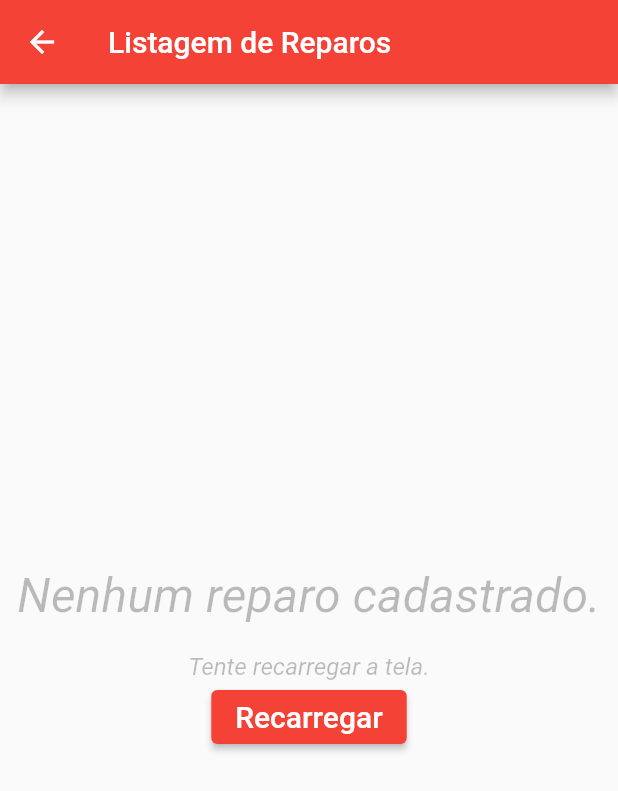
After one commit to fabricio-rasz/esms_project, a Flutter app: the ListRepairs screen opened directly, after a tap on "Recarregar", on a phone screen of 412 x 824 dp. The commit adds this screen. Shown: the top 791 px of the screen. Run offline on Flutter 3.47's test engine with Material 2 defaults, Android fonts, the phone set to English and light mode, and no system bars; our stand-ins replace flip_card, sqflite; missing offline and left inert: images_picker; accounts and stored records are empty; statements that could not run were skipped.

Commit message:
-- Segundo commit com implementação inicial da lista de reparos

```diff
--- a/lib/dbhandler.dart
+++ b/lib/dbhandler.dart
@@ -51,8 +51,17 @@ class dbHandler{
     );
     batch.execute("CREATE TABLE IF NOT EXISTS repair("
         "id INTEGER PRIMARY KEY AUTOINCREMENT,"
-        "equipment TEXT NOT NULL,"
+        "eq_id INTEGER NOT NULL,"
         "repair TEXT NOT NULL);"
+    );
+    batch.execute(
+      "CREATE VIEW v_repair "
+          "AS SELECT r.id as repair_id, "
+          "eq.id as id, "
+          "eq.name as name,"
+          "r.repair as repair "
+          "FROM repair r INNER JOIN equipment eq "
+          "WHERE eq.id = r.eq_id"
     );
     batch.execute("CREATE VIEW v_equipment "
         "AS SELECT cli.id as client_id, "
--- /dev/null
+++ b/lib/screens/listRepairs.dart
@@ -0,0 +1,164 @@
+import 'package:esms_project/dbhandler.dart';
+import 'package:esms_project/widgets/widget_button.dart';
+import 'package:flutter/material.dart';
+class ListRepairs extends StatefulWidget {
+  @override
+  _ListRepairsState createState() => _ListRepairsState();
+}
+
+class _ListRepairsState extends State<ListRepairs> {
+  final dbHandler dbh = dbHandler.instance;
+  Future<bool> loaded;
+  List<Map<String, dynamic>> repList;
+
+  Future<bool> _loadvars() async {
+    dbh.queryOrdered("v_repair", "ASC", "name").then((value) {
+      repList = value;
+      setState(() {
+        return true && repList != null;
+      });
+    });
+    return false;
+  }
+
+  @override
+  void setState(fn) {
+    if(mounted) {
+      super.setState(fn);
+    }
+  }
+
+  @override
+  void initState() {
+    super.initState();
+    loaded = _loadvars();
+  }
+
+  @override
+  Widget build(BuildContext context) {
+    return Scaffold(
+        appBar: AppBar(
+        title: Text("Listagem de Reparos")
+    ),
+      body: _body(),
+    );
+  }
+
+  _body() {
+    return Container(
+      child: FutureBuilder<bool>(
+        future: loaded,
+        builder: (context, snapshot) {
+          if (snapshot.connectionState == ConnectionState.waiting)
+            return Center(
+              child: CircularProgressIndicator(),
+            );
+          else if (repList != null && repList.length != 0) {
+            return ListView.separated(
+                padding: const EdgeInsets.all(8),
+                itemCount: repList.length,
+                itemBuilder: (BuildContext context, int index) {
+                  return Container(
+                      padding: const EdgeInsets.only(left: 10),
+                      height: 90,
+                      color: Colors.black12,
+                      child: GestureDetector(
+                        child: Column(
+                          mainAxisAlignment: MainAxisAlignment.spaceEvenly,
+                          children: [
+                            Row(
+                              children: [
+                                RichText(
+                                    overflow: TextOverflow.ellipsis,
+                                    strutStyle: StrutStyle(fontSize: 18.0),
+                                    text: TextSpan(
+                                        style: TextStyle(color: Colors.black, fontSize: 18.0),
+                                        text: "Aparelho: " +
+                                            '${repList[index]['name']}')),
+                              ],
+                            ),
+                            Row(
+                              children: [
+                                RichText(
+                                    overflow: TextOverflow.ellipsis,
+                                    strutStyle: StrutStyle(fontSize: 18.0),
+                                    text: TextSpan(
+                                        style: TextStyle(color: Colors.black, fontSize: 18.0),
+                                        text: "Reparo: " +
+                                            '${repList[index]['repair']}'))
+                              ],
+                            )
+                          ],
+                        ),
+                        onTap: () =>
+                            onPressWithArg(context, repList[index]['id']),
+                      ));
+                },
+                separatorBuilder: (BuildContext context, int index) =>
+                const Divider());
+          } else {
+            return Container(
+                child: Center(
+                    child: Column(
+                      children: [
+                        Expanded(
+                          flex: 2,
+                          child: Column(
+                            mainAxisAlignment: MainAxisAlignment.center,
+                            children: [
+                              RichText(
+                                strutStyle: StrutStyle(
+                                    fontSize: 32.0,
+                                    fontWeight: FontWeight.w400,
+                                    fontStyle: FontStyle.italic),
+                                text: TextSpan(
+                                    style: TextStyle(
+                                        fontSize: 32.0,
+                                        fontWeight: FontWeight.w400,
+                                        fontStyle: FontStyle.italic,
+                                        color: Colors.black26),
+                                    text: "Nenhum reparo cadastrado."),
+                              ),
+                              RichText(
+                                strutStyle: StrutStyle(
+                                    fontSize: 16.0,
+                                    fontWeight: FontWeight.w400,
+                                    fontStyle: FontStyle.italic),
+                                text: TextSpan(
+                                    style: TextStyle(
+                                        fontSize: 16.0,
+                                        fontWeight: FontWeight.w400,
+                                        fontStyle: FontStyle.italic,
+                                        color: Colors.black26),
+                                    text: "\nTente recarregar a tela."),
+                              ),
+                              Botoes(
+                                "Recarregar",
+                                onPressed: () => _update(context),
+                              )
+                            ],
+                          ),
+                        )
+                      ],
+                    )));
+          }
+        },
+      ),
+    );
+  }
+
+  _update(BuildContext context) {
+    setState(() {
+      Navigator.pushReplacement(
+          context, MaterialPageRoute(builder: (context) => ListRepairs()));
+    });
+  }
+
+  onPressWithArg(context, int id) {
+    setState(() {
+      /*Navigator.of(context)
+          .push(new MaterialPageRoute(builder: (context) => ClientDetail(id)))
+          .whenComplete(_loadvars);*/
+    });
+  }
+}
```
Also changed, not shown: lib/electronic.dart (+7 -6 lines), lib/screens/alterEquipment.dart (+169 -4 lines).
